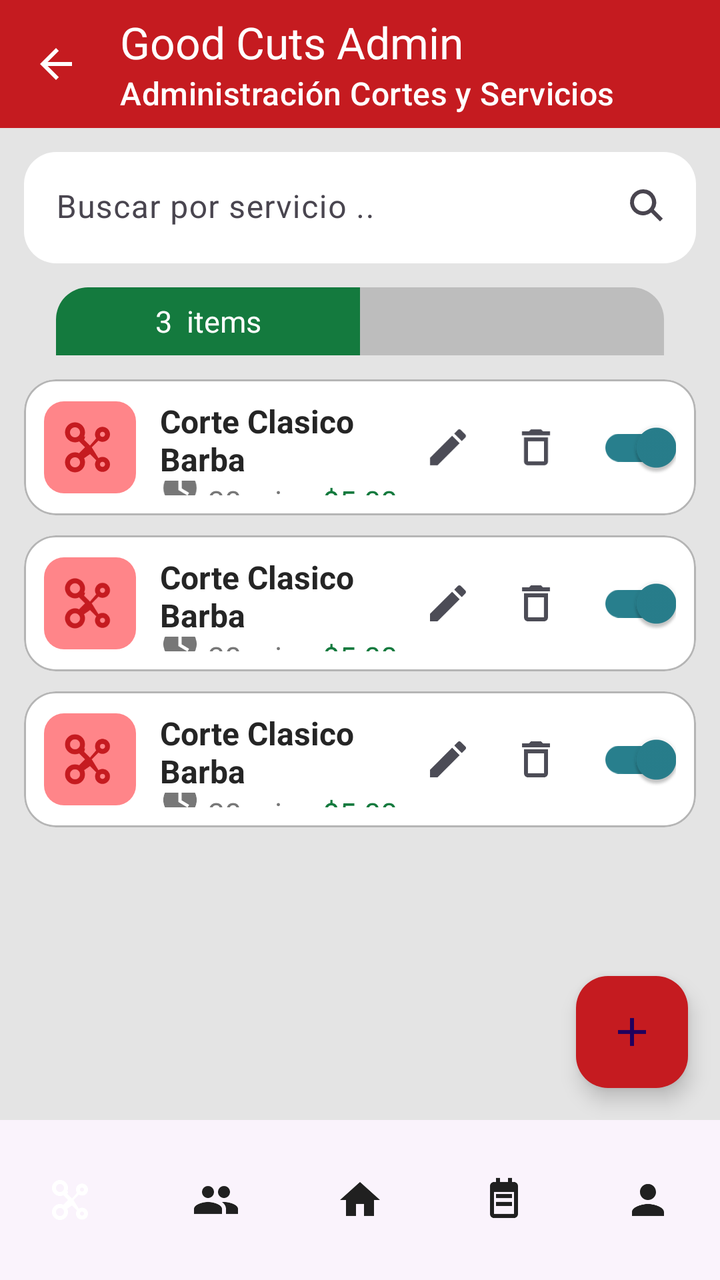
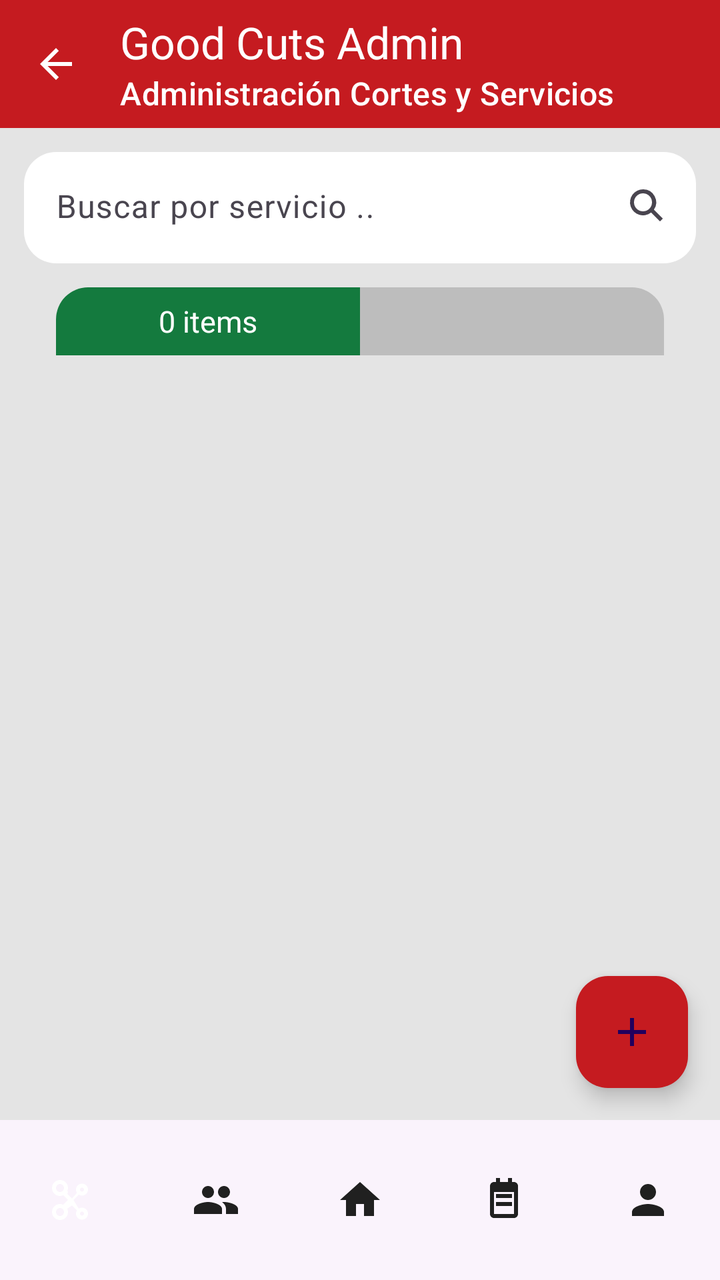

Two renders of the same Android screen: before a commit and after it. Below are the layout's source before the change and the commit's diff.
<!-- AndroidManifest.xml: application theme Theme.Proyect_BS -->
<!-- res/layout/pantalla_administracion_servicios.xml -->
<LinearLayout xmlns:android="http://schemas.android.com/apk/res/android" xmlns:app="http://schemas.android.com/apk/res-auto" android:layout_width="match_parent" android:layout_height="match_parent" android:background="#E4E4E4" android:orientation="vertical" android:fitsSystemWindows="true">
    <com.google.android.material.appbar.MaterialToolbar android:id="@+id/toolbar_services" android:layout_width="match_parent" android:layout_height="64dp" android:background="#C51B20" app:navigationIcon="@drawable/ic_arrow_back" app:navigationIconTint="@android:color/white" app:title="Good Cuts Admin" app:subtitle="Administración Cortes y Servicios" app:titleTextColor="@android:color/white" app:subtitleTextColor="@android:color/white" />
    <com.google.android.material.textfield.TextInputLayout android:id="@+id/admin_search_field" style="@style/Widget.Material3.TextInputLayout.OutlinedBox" android:layout_width="match_parent" android:layout_height="wrap_content" android:layout_margin="12dp" android:hint="Buscar por servicio .." app:boxBackgroundMode="filled" app:boxBackgroundColor="@android:color/white" app:boxStrokeWidth="0dp" app:boxStrokeWidthFocused="0dp" app:boxCornerRadiusTopStart="16dp" app:boxCornerRadiusTopEnd="16dp" app:boxCornerRadiusBottomStart="16dp" app:boxCornerRadiusBottomEnd="16dp" app:endIconMode="custom" app:endIconDrawable="@drawable/ic_search"><com.google.android.material.textfield.TextInputEditText android:layout_width="match_parent" android:layout_height="wrap_content" android:singleLine="true" /></com.google.android.material.textfield.TextInputLayout>
    <LinearLayout android:layout_width="match_parent" android:layout_height="34dp" android:layout_marginHorizontal="28dp"><TextView android:layout_width="0dp" android:layout_height="match_parent" android:layout_weight="1" android:background="@drawable/bg_filter_active_top" android:gravity="center" android:text="3  items" android:textColor="@android:color/white" android:textSize="15sp" /><Spinner android:id="@+id/service_status_spinner" android:layout_width="0dp" android:layout_height="match_parent" android:layout_weight="1" android:background="@drawable/bg_filter_history_top" /></LinearLayout>
    <ScrollView android:layout_width="match_parent" android:layout_height="0dp" android:layout_weight="1" android:padding="12dp"><LinearLayout android:layout_width="match_parent" android:layout_height="wrap_content" android:orientation="vertical"><include android:id="@+id/service_item_one" layout="@layout/item_admin_service" /><include android:id="@+id/service_item_two" layout="@layout/item_admin_service" /><include android:id="@+id/service_item_three" layout="@layout/item_admin_service" /></LinearLayout></ScrollView>
    <com.google.android.material.floatingactionbutton.FloatingActionButton android:id="@+id/action_add_service" android:layout_width="wrap_content" android:layout_height="wrap_content" android:layout_gravity="end" android:layout_margin="16dp" android:src="@drawable/ic_add" app:backgroundTint="#C51B20" />
    <include layout="@layout/admin_bottom_navigation" />
</LinearLayout>
<!-- res/layout/item_admin_service.xml (included above) -->
<com.google.android.material.card.MaterialCardView xmlns:android="http://schemas.android.com/apk/res/android" xmlns:app="http://schemas.android.com/apk/res-auto" android:layout_width="match_parent" android:layout_height="68dp" android:layout_marginBottom="10dp" app:cardBackgroundColor="@android:color/white" app:cardCornerRadius="16dp" app:strokeColor="#B5B5B5" app:strokeWidth="1dp"><LinearLayout android:layout_width="match_parent" android:layout_height="match_parent" android:gravity="center_vertical" android:padding="10dp"><ImageView android:id="@+id/service_icon" android:layout_width="46dp" android:layout_height="46dp" android:background="@drawable/bg_module_cuts" android:padding="8dp" android:src="@drawable/ic_content_cut" android:tint="#C51B20" /><LinearLayout android:layout_width="0dp" android:layout_height="wrap_content" android:layout_marginStart="12dp" android:layout_weight="1" android:orientation="vertical"><TextView android:layout_width="wrap_content" android:layout_height="wrap_content" android:text="Corte Clasico Barba" android:textColor="#252525" android:textSize="16sp" android:textStyle="bold" /><LinearLayout android:layout_width="wrap_content" android:layout_height="wrap_content" android:gravity="center_vertical"><ImageView android:layout_width="20dp" android:layout_height="20dp" android:src="@drawable/ic_schedule" android:tint="#777777" /><TextView android:layout_width="wrap_content" android:layout_height="wrap_content" android:layout_marginStart="4dp" android:text="30 min" android:textColor="#777777" android:textSize="15sp" /><TextView android:layout_width="wrap_content" android:layout_height="wrap_content" android:layout_marginStart="12dp" android:text="$5.00" android:textColor="#147A3E" android:textSize="15sp" /></LinearLayout></LinearLayout><ImageView android:id="@+id/action_edit_service" android:layout_width="44dp" android:layout_height="44dp" android:padding="10dp" android:src="@drawable/ic_edit" android:tint="#4C4C56" /><ImageView android:id="@+id/action_delete_service" android:layout_width="44dp" android:layout_height="44dp" android:padding="10dp" android:src="@drawable/ic_delete" android:tint="#4C4C56" /><com.google.android.material.switchmaterial.SwitchMaterial android:id="@+id/service_active_switch" android:layout_width="wrap_content" android:layout_height="wrap_content" android:checked="true" app:thumbTint="@color/service_switch_thumb" app:trackTint="@color/service_switch_track" /></LinearLayout></com.google.android.material.card.MaterialCardView>
<!-- res/layout/admin_bottom_navigation.xml (included above) -->
<?xml version="1.0" encoding="utf-8"?>
<com.google.android.material.bottomnavigation.BottomNavigationView
    xmlns:android="http://schemas.android.com/apk/res/android"
    xmlns:app="http://schemas.android.com/apk/res-auto"
    android:id="@+id/admin_bottom_navigation"
    android:layout_width="match_parent"
    android:layout_height="80dp"
    android:background="#FAF3FC"
    android:elevation="0dp"
    app:itemHorizontalTranslationEnabled="false"
    app:itemActiveIndicatorStyle="@style/AdminBottomNavigationActiveIndicator"
    app:itemIconTint="@color/admin_navigation_item_tint"
    app:itemTextColor="@color/admin_navigation_item_tint"
    app:labelVisibilityMode="unlabeled"
    app:menu="@menu/admin_bottom_navigation" />
<!-- resources referenced by this layout -->
<resources>
  <!-- drawable bg_filter_active_top (drawable) -->
  <?xml version="1.0" encoding="utf-8"?>
  <shape xmlns:android="http://schemas.android.com/apk/res/android" android:shape="rectangle">
      <solid android:color="#147A3E" />
      <corners android:topLeftRadius="16dp" />
  </shape>
  <!-- drawable bg_filter_history_top (drawable) -->
  <?xml version="1.0" encoding="utf-8"?>
  <shape xmlns:android="http://schemas.android.com/apk/res/android" android:shape="rectangle">
      <solid android:color="#BDBDBD" />
      <corners android:topRightRadius="16dp" />
  </shape>
  <!-- drawable bg_module_cuts (drawable) -->
  <?xml version="1.0" encoding="utf-8"?>
  <shape xmlns:android="http://schemas.android.com/apk/res/android"
      android:shape="rectangle">
      <solid android:color="#FF8589" />
      <corners android:radius="10dp" />
  </shape>
  <!-- drawable ic_content_cut (drawable) -->
  <?xml version="1.0" encoding="utf-8"?>
  <vector xmlns:android="http://schemas.android.com/apk/res/android"
      android:width="24dp"
      android:height="24dp"
      android:viewportWidth="24"
      android:viewportHeight="24">
      <path
          android:fillColor="#FF000000"
          android:pathData="M9.64,7.64c0.23,-0.5 0.36,-1.05 0.36,-1.64 0,-2.21 -1.79,-4 -4,-4S2,3.79 2,6s1.79,4 4,4c0.59,0 1.14,-0.13 1.64,-0.36L10,12l-2.36,2.36C7.14,14.13 6.59,14 6,14c-2.21,0 -4,1.79 -4,4s1.79,4 4,4 4,-1.79 4,-4c0,-0.59 -0.13,-1.14 -0.36,-1.64L12,14.72l2.5,2.5c-0.31,0.46 -0.5,1.01 -0.5,1.61 0,1.66 1.34,3 3,3s3,-1.34 3,-3 -1.34,-3 -3,-3c-0.6,0 -1.15,0.19 -1.61,0.5L12.72,12l2.67,-2.67C15.85,9.62 16.4,9.8 17,9.8c1.66,0 3,-1.34 3,-3s-1.34,-3 -3,-3 -3,1.34 -3,3c0,0.6 0.18,1.15 0.47,1.61L12,11.28 9.64,8.92C9.87,8.56 10,8.11 10,7.64zM6,8C4.9,8 4,7.1 4,6s0.9,-2 2,-2 2,0.9 2,2 -0.9,2 -2,2zM6,20c-1.1,0 -2,-0.9 -2,-2s0.9,-2 2,-2 2,0.9 2,2 -0.9,2 -2,2zM17,17.8c0.57,0 1,0.43 1,1s-0.43,1 -1,1 -1,-0.43 -1,-1 0.43,-1 1,-1zM17,5.8c0.57,0 1,0.43 1,1s-0.43,1 -1,1 -1,-0.43 -1,-1 0.43,-1 1,-1z" />
  </vector>
  <!-- drawable ic_delete (drawable) -->
  <?xml version="1.0" encoding="utf-8"?>
  <vector xmlns:android="http://schemas.android.com/apk/res/android"
      android:width="24dp"
      android:height="24dp"
      android:viewportWidth="24"
      android:viewportHeight="24">
      <path
          android:fillColor="#C51B20"
          android:pathData="M6,19c0,1.1 0.9,2 2,2h8c1.1,0 2,-0.9 2,-2V7H6v12zM8,9h8v10H8V9zM15.5,4l-1,-1h-5l-1,1H5v2h14V4z" />
  </vector>
  <!-- drawable ic_edit (drawable) -->
  <?xml version="1.0" encoding="utf-8"?>
  <vector xmlns:android="http://schemas.android.com/apk/res/android"
      android:width="24dp"
      android:height="24dp"
      android:viewportWidth="24"
      android:viewportHeight="24">
      <path
          android:fillColor="#FF000000"
          android:pathData="M3,17.25V21h3.75L17.81,9.94l-3.75,-3.75L3,17.25zM20.71,7.04c0.39,-0.39 0.39,-1.02 0,-1.41l-2.34,-2.34a0.9959,0.9959 0,0 0,-1.41 0l-1.83,1.83 3.75,3.75 1.83,-1.83z" />
  </vector>
  <!-- drawable ic_schedule (drawable) -->
  <vector xmlns:android="http://schemas.android.com/apk/res/android" android:width="20dp" android:height="20dp" android:viewportWidth="24" android:viewportHeight="24">
      <path android:fillColor="#FF000000" android:pathData="M11,7h2v5.2l4.5,2.7 -1,1.6 -5.5,-3.3V7M12,2a10,10 0,1 0,0 20,10 10,0 0,0 0,-20m0,18a8,8 0,1 1,0 -16,8 8,0 0,0 0,16"/>
  </vector>
  <style name="AdminBottomNavigationActiveIndicator">
          <item name="android:color">#257787</item>
          <item name="android:width">56dp</item>
          <item name="android:height">40dp</item>
          <item name="shapeAppearance">@style/AdminBottomNavigationActiveIndicatorShape</item>
      </style>
  <style name="Theme.Proyect_BS" parent="Base.Theme.Proyect_BS" />
  <style name="AdminBottomNavigationActiveIndicatorShape">
          <item name="cornerFamily">rounded</item>
          <item name="cornerSize">16dp</item>
      </style>
  <!-- unchanged entries left out for length: 4 -->
</resources>

<!-- the commit's change to res/layout/pantalla_administracion_servicios.xml (unified diff, before → after) -->
@@ -1,13 +1,11 @@
 <LinearLayout xmlns:android="http://schemas.android.com/apk/res/android" xmlns:app="http://schemas.android.com/apk/res-auto" android:layout_width="match_parent" android:layout_height="match_parent" android:background="#E4E4E4" android:orientation="vertical" android:fitsSystemWindows="true">
     <com.google.android.material.appbar.MaterialToolbar android:id="@+id/toolbar_services" android:layout_width="match_parent" android:layout_height="64dp" android:background="#C51B20" app:navigationIcon="@drawable/ic_arrow_back" app:navigationIconTint="@android:color/white" app:title="Good Cuts Admin" app:subtitle="Administración Cortes y Servicios" app:titleTextColor="@android:color/white" app:subtitleTextColor="@android:color/white" />
     <com.google.android.material.textfield.TextInputLayout android:id="@+id/admin_search_field" style="@style/Widget.Material3.TextInputLayout.OutlinedBox" android:layout_width="match_parent" android:layout_height="wrap_content" android:layout_margin="12dp" android:hint="Buscar por servicio .." app:boxBackgroundMode="filled" app:boxBackgroundColor="@android:color/white" app:boxStrokeWidth="0dp" app:boxStrokeWidthFocused="0dp" app:boxCornerRadiusTopStart="16dp" app:boxCornerRadiusTopEnd="16dp" app:boxCornerRadiusBottomStart="16dp" app:boxCornerRadiusBottomEnd="16dp" app:endIconMode="custom" app:endIconDrawable="@drawable/ic_search"><com.google.android.material.textfield.TextInputEditText android:layout_width="match_parent" android:layout_height="wrap_content" android:singleLine="true" /></com.google.android.material.textfield.TextInputLayout>
-    <LinearLayout android:layout_width="match_parent" android:layout_height="34dp" android:layout_marginHorizontal="28dp"><TextView android:layout_width="0dp" android:layout_height="match_parent" android:layout_weight="1" android:background="@drawable/bg_filter_active_top" android:gravity="center" android:text="3  items" android:textColor="@android:color/white" android:textSize="15sp" /><Spinner android:id="@+id/service_status_spinner" android:layout_width="0dp" android:layout_height="match_parent" android:layout_weight="1" android:background="@drawable/bg_filter_history_top" /></LinearLayout>
-    <ScrollView android:layout_width="match_parent" android:layout_height="0dp" android:layout_weight="1" android:padding="12dp"><LinearLayout android:layout_width="match_parent" android:layout_height="wrap_content" android:orientation="vertical"><include android:id="@+id/service_item_one" layout="@layout/item_admin_service" /><include android:id="@+id/service_item_two" layout="@layout/item_admin_service" /><include android:id="@+id/service_item_three" layout="@layout/item_admin_service" /></LinearLayout></ScrollView>
+    <LinearLayout android:layout_width="match_parent" android:layout_height="34dp" android:layout_marginHorizontal="28dp"><TextView android:id="@+id/services_count" android:layout_width="0dp" android:layout_height="match_parent" android:layout_weight="1" android:background="@drawable/bg_filter_active_top" android:gravity="center" android:text="0 items" android:textColor="@android:color/white" android:textSize="15sp" /><Spinner android:id="@+id/service_status_spinner" android:layout_width="0dp" android:layout_height="match_parent" android:layout_weight="1" android:background="@drawable/bg_filter_history_top" /></LinearLayout>
+    <ScrollView android:layout_width="match_parent" android:layout_height="0dp" android:layout_weight="1" android:padding="12dp"><LinearLayout android:id="@+id/services_list" android:layout_width="match_parent" android:layout_height="wrap_content" android:orientation="vertical" /></ScrollView>
     <com.google.android.material.floatingactionbutton.FloatingActionButton android:id="@+id/action_add_service" android:layout_width="wrap_content" android:layout_height="wrap_content" android:layout_gravity="end" android:layout_margin="16dp" android:src="@drawable/ic_add" app:backgroundTint="#C51B20" />
     <include layout="@layout/admin_bottom_navigation" />
 </LinearLayout>
-<!-- res/layout/item_admin_service.xml (included above) -->
-<com.google.android.material.card.MaterialCardView xmlns:android="http://schemas.android.com/apk/res/android" xmlns:app="http://schemas.android.com/apk/res-auto" android:layout_width="match_parent" android:layout_height="68dp" android:layout_marginBottom="10dp" app:cardBackgroundColor="@android:color/white" app:cardCornerRadius="16dp" app:strokeColor="#B5B5B5" app:strokeWidth="1dp"><LinearLayout android:layout_width="match_parent" android:layout_height="match_parent" android:gravity="center_vertical" android:padding="10dp"><ImageView android:id="@+id/service_icon" android:layout_width="46dp" android:layout_height="46dp" android:background="@drawable/bg_module_cuts" android:padding="8dp" android:src="@drawable/ic_content_cut" android:tint="#C51B20" /><LinearLayout android:layout_width="0dp" android:layout_height="wrap_content" android:layout_marginStart="12dp" android:layout_weight="1" android:orientation="vertical"><TextView android:layout_width="wrap_content" android:layout_height="wrap_content" android:text="Corte Clasico Barba" android:textColor="#252525" android:textSize="16sp" android:textStyle="bold" /><LinearLayout android:layout_width="wrap_content" android:layout_height="wrap_content" android:gravity="center_vertical"><ImageView android:layout_width="20dp" android:layout_height="20dp" android:src="@drawable/ic_schedule" android:tint="#777777" /><TextView android:layout_width="wrap_content" android:layout_height="wrap_content" android:layout_marginStart="4dp" android:text="30 min" android:textColor="#777777" android:textSize="15sp" /><TextView android:layout_width="wrap_content" android:layout_height="wrap_content" android:layout_marginStart="12dp" android:text="$5.00" android:textColor="#147A3E" android:textSize="15sp" /></LinearLayout></LinearLayout><ImageView android:id="@+id/action_edit_service" android:layout_width="44dp" android:layout_height="44dp" android:padding="10dp" android:src="@drawable/ic_edit" android:tint="#4C4C56" /><ImageView android:id="@+id/action_delete_service" android:layout_width="44dp" android:layout_height="44dp" android:padding="10dp" android:src="@drawable/ic_delete" android:tint="#4C4C56" /><com.google.android.material.switchmaterial.SwitchMaterial android:id="@+id/service_active_switch" android:layout_width="wrap_content" android:layout_height="wrap_content" android:checked="true" app:thumbTint="@color/service_switch_thumb" app:trackTint="@color/service_switch_track" /></LinearLayout></com.google.android.material.card.MaterialCardView>
 <!-- res/layout/admin_bottom_navigation.xml (included above) -->
 <?xml version="1.0" encoding="utf-8"?>
 <com.google.android.material.bottomnavigation.BottomNavigationView
<!-- resource entries referenced after the edit -->
@@ -12,50 +12,6 @@
       <solid android:color="#BDBDBD" />
       <corners android:topRightRadius="16dp" />
   </shape>
-  <!-- drawable bg_module_cuts (drawable) -->
-  <?xml version="1.0" encoding="utf-8"?>
-  <shape xmlns:android="http://schemas.android.com/apk/res/android"
-      android:shape="rectangle">
-      <solid android:color="#FF8589" />
-      <corners android:radius="10dp" />
-  </shape>
-  <!-- drawable ic_content_cut (drawable) -->
-  <?xml version="1.0" encoding="utf-8"?>
-  <vector xmlns:android="http://schemas.android.com/apk/res/android"
-      android:width="24dp"
-      android:height="24dp"
-      android:viewportWidth="24"
-      android:viewportHeight="24">
-      <path
-          android:fillColor="#FF000000"
-          android:pathData="M9.64,7.64c0.23,-0.5 0.36,-1.05 0.36,-1.64 0,-2.21 -1.79,-4 -4,-4S2,3.79 2,6s1.79,4 4,4c0.59,0 1.14,-0.13 1.64,-0.36L10,12l-2.36,2.36C7.14,14.13 6.59,14 6,14c-2.21,0 -4,1.79 -4,4s1.79,4 4,4 4,-1.79 4,-4c0,-0.59 -0.13,-1.14 -0.36,-1.64L12,14.72l2.5,2.5c-0.31,0.46 -0.5,1.01 -0.5,1.61 0,1.66 1.34,3 3,3s3,-1.34 3,-3 -1.34,-3 -3,-3c-0.6,0 -1.15,0.19 -1.61,0.5L12.72,12l2.67,-2.67C15.85,9.62 16.4,9.8 17,9.8c1.66,0 3,-1.34 3,-3s-1.34,-3 -3,-3 -3,1.34 -3,3c0,0.6 0.18,1.15 0.47,1.61L12,11.28 9.64,8.92C9.87,8.56 10,8.11 10,7.64zM6,8C4.9,8 4,7.1 4,6s0.9,-2 2,-2 2,0.9 2,2 -0.9,2 -2,2zM6,20c-1.1,0 -2,-0.9 -2,-2s0.9,-2 2,-2 2,0.9 2,2 -0.9,2 -2,2zM17,17.8c0.57,0 1,0.43 1,1s-0.43,1 -1,1 -1,-0.43 -1,-1 0.43,-1 1,-1zM17,5.8c0.57,0 1,0.43 1,1s-0.43,1 -1,1 -1,-0.43 -1,-1 0.43,-1 1,-1z" />
-  </vector>
-  <!-- drawable ic_delete (drawable) -->
-  <?xml version="1.0" encoding="utf-8"?>
-  <vector xmlns:android="http://schemas.android.com/apk/res/android"
-      android:width="24dp"
-      android:height="24dp"
-      android:viewportWidth="24"
-      android:viewportHeight="24">
-      <path
-          android:fillColor="#C51B20"
-          android:pathData="M6,19c0,1.1 0.9,2 2,2h8c1.1,0 2,-0.9 2,-2V7H6v12zM8,9h8v10H8V9zM15.5,4l-1,-1h-5l-1,1H5v2h14V4z" />
-  </vector>
-  <!-- drawable ic_edit (drawable) -->
-  <?xml version="1.0" encoding="utf-8"?>
-  <vector xmlns:android="http://schemas.android.com/apk/res/android"
-      android:width="24dp"
-      android:height="24dp"
-      android:viewportWidth="24"
-      android:viewportHeight="24">
-      <path
-          android:fillColor="#FF000000"
-          android:pathData="M3,17.25V21h3.75L17.81,9.94l-3.75,-3.75L3,17.25zM20.71,7.04c0.39,-0.39 0.39,-1.02 0,-1.41l-2.34,-2.34a0.9959,0.9959 0,0 0,-1.41 0l-1.83,1.83 3.75,3.75 1.83,-1.83z" />
-  </vector>
-  <!-- drawable ic_schedule (drawable) -->
-  <vector xmlns:android="http://schemas.android.com/apk/res/android" android:width="20dp" android:height="20dp" android:viewportWidth="24" android:viewportHeight="24">
-      <path android:fillColor="#FF000000" android:pathData="M11,7h2v5.2l4.5,2.7 -1,1.6 -5.5,-3.3V7M12,2a10,10 0,1 0,0 20,10 10,0 0,0 0,-20m0,18a8,8 0,1 1,0 -16,8 8,0 0,0 0,16"/>
-  </vector>
   <style name="AdminBottomNavigationActiveIndicator">
           <item name="android:color">#257787</item>
           <item name="android:width">56dp</item>
